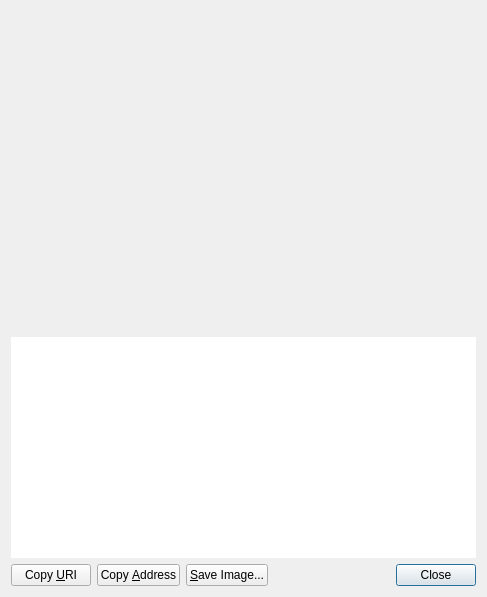
First picture: the form in src/qt/forms/receiverequestdialog.ui, repository LIMXTEC/BitSend, before the edit.
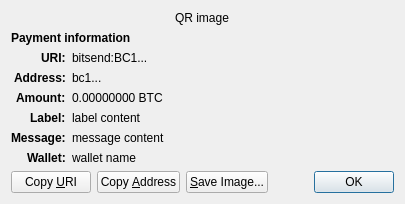
Second picture: the form after the edit. Custom widgets are drawn as their Qt base class.

```diff
--- a/src/qt/forms/receiverequestdialog.ui
+++ b/src/qt/forms/receiverequestdialog.ui
@@ -6,60 +6,158 @@
    <rect>
     <x>0</x>
     <y>0</y>
-    <width>487</width>
-    <height>597</height>
+    <width>413</width>
+    <height>229</height>
    </rect>
   </property>
-  <layout class="QVBoxLayout" name="verticalLayout_3">
-   <item>
-    <widget class="QRImageWidget" name="lblQRCode">
-     <property name="sizePolicy">
-      <sizepolicy hsizetype="Expanding" vsizetype="Fixed">
-       <horstretch>0</horstretch>
-       <verstretch>0</verstretch>
-      </sizepolicy>
+  <property name="windowTitle">
+   <string>Request payment to ...</string>
+  </property>
+  <layout class="QGridLayout" name="gridLayout" columnstretch="0,1">
+   <property name="sizeConstraint">
+    <enum>QLayout::SetFixedSize</enum>
+   </property>
+   <item row="0" column="0" colspan="2" alignment="Qt::AlignHCenter">
+    <widget class="QRImageWidget" name="qr_code">
+     <property name="text">
+      <string notr="true">QR image</string>
      </property>
-     <property name="minimumSize">
-      <size>
-       <width>300</width>
-       <height>320</height>
-      </size>
+     <property name="textInteractionFlags">
+      <set>Qt::NoTextInteraction</set>
      </property>
-     <property name="toolTip">
-      <string>QR Code</string>
+    </widget>
+   </item>
+   <item row="1" column="0" colspan="2">
+    <widget class="QLabel" name="payment_header">
+     <property name="font">
+      <font>
+       <weight>75</weight>
+       <bold>true</bold>
+      </font>
      </property>
+     <property name="text">
+      <string>Payment information</string>
+     </property>
+     <property name="textInteractionFlags">
+      <set>Qt::NoTextInteraction</set>
+     </property>
+    </widget>
+   </item>
+   <item row="2" column="0" alignment="Qt::AlignRight|Qt::AlignTop">
+    <widget class="QLabel" name="uri_tag">
+     <property name="font">
+      <font>
+       <weight>75</weight>
+       <bold>true</bold>
+      </font>
+     </property>
+     <property name="text">
+      <string notr="true">URI:</string>
+     </property>
      <property name="textFormat">
       <enum>Qt::PlainText</enum>
      </property>
-     <property name="alignment">
-      <set>Qt::AlignCenter</set>
+     <property name="textInteractionFlags">
+      <set>Qt::NoTextInteraction</set>
      </property>
+    </widget>
+   </item>
+   <item row="2" column="1" alignment="Qt::AlignTop">
+    <widget class="QLabel" name="uri_content">
+     <property name="text">
+      <string notr="true">bitsend:BC1...</string>
+     </property>
+     <property name="textFormat">
+      <enum>Qt::RichText</enum>
+     </property>
      <property name="wordWrap">
       <bool>true</bool>
      </property>
     </widget>
    </item>
-   <item>
-    <widget class="QTextEdit" name="outUri">
-     <property name="sizePolicy">
-      <sizepolicy hsizetype="Expanding" vsizetype="Expanding">
-       <horstretch>0</horstretch>
-       <verstretch>0</verstretch>
-      </sizepolicy>
+   <item row="3" column="0" alignment="Qt::AlignRight|Qt::AlignTop">
+    <widget class="QLabel" name="address_tag">
+     <property name="font">
+      <font>
+       <weight>75</weight>
+       <bold>true</bold>
+      </font>
      </property>
-     <property name="minimumSize">
-      <size>
-       <width>0</width>
-       <height>50</height>
-      </size>
+     <property name="text">
+      <string>Address:</string>
      </property>
-     <property name="frameShape">
-      <enum>QFrame::NoFrame</enum>
+     <property name="textInteractionFlags">
+      <set>Qt::NoTextInteraction</set>
      </property>
-     <property name="frameShadow">
-      <enum>QFrame::Plain</enum>
+    </widget>
+   </item>
+   <item row="3" column="1" alignment="Qt::AlignTop">
+    <widget class="QLabel" name="address_content">
+     <property name="text">
+      <string notr="true">bc1...</string>
      </property>
-     <property name="tabChangesFocus">
+     <property name="textFormat">
+      <enum>Qt::PlainText</enum>
+     </property>
+     <property name="textInteractionFlags">
+      <set>Qt::TextSelectableByMouse</set>
+     </property>
+    </widget>
+   </item>
+   <item row="4" column="0" alignment="Qt::AlignRight|Qt::AlignTop">
+    <widget class="QLabel" name="amount_tag">
+     <property name="font">
+      <font>
+       <weight>75</weight>
+       <bold>true</bold>
+      </font>
+     </property>
+     <property name="text">
+      <string>Amount:</string>
+     </property>
+     <property name="textInteractionFlags">
+      <set>Qt::NoTextInteraction</set>
+     </property>
+    </widget>
+   </item>
+   <item row="4" column="1" alignment="Qt::AlignTop">
+    <widget class="QLabel" name="amount_content">
+     <property name="text">
+      <string notr="true">0.00000000 BTC</string>
+     </property>
+     <property name="textFormat">
+      <enum>Qt::PlainText</enum>
+     </property>
+     <property name="textInteractionFlags">
+      <set>Qt::TextSelectableByMouse</set>
+     </property>
+    </widget>
+   </item>
+   <item row="5" column="0" alignment="Qt::AlignRight|Qt::AlignTop">
+    <widget class="QLabel" name="label_tag">
+     <property name="font">
+      <font>
+       <weight>75</weight>
+       <bold>true</bold>
+      </font>
+     </property>
+     <property name="text">
+      <string>Label:</string>
+     </property>
+     <property name="textInteractionFlags">
+      <set>Qt::NoTextInteraction</set>
+     </property>
+    </widget>
+   </item>
+   <item row="5" column="1" alignment="Qt::AlignTop">
+    <widget class="QLabel" name="label_content">
+     <property name="text">
+      <string notr="true">label content</string>
+     </property>
+     <property name="textFormat">
+      <enum>Qt::PlainText</enum>
+     </property>
+     <property name="wordWrap">
       <bool>true</bool>
      </property>
      <property name="textInteractionFlags">
@@ -67,7 +165,71 @@
      </property>
     </widget>
    </item>
-   <item>
+   <item row="6" column="0" alignment="Qt::AlignRight|Qt::AlignTop">
+    <widget class="QLabel" name="message_tag">
+     <property name="font">
+      <font>
+       <weight>75</weight>
+       <bold>true</bold>
+      </font>
+     </property>
+     <property name="text">
+      <string>Message:</string>
+     </property>
+     <property name="textInteractionFlags">
+      <set>Qt::NoTextInteraction</set>
+     </property>
+    </widget>
+   </item>
+   <item row="6" column="1" alignment="Qt::AlignTop">
+    <widget class="QLabel" name="message_content">
+     <property name="text">
+      <string notr="true">message content</string>
+     </property>
+     <property name="textFormat">
+      <enum>Qt::PlainText</enum>
+     </property>
+     <property name="wordWrap">
+      <bool>true</bool>
+     </property>
+     <property name="textInteractionFlags">
+      <set>Qt::TextSelectableByMouse</set>
+     </property>
+    </widget>
+   </item>
+   <item row="7" column="0" alignment="Qt::AlignRight|Qt::AlignTop">
+    <widget class="QLabel" name="wallet_tag">
+     <property name="font">
+      <font>
+       <weight>75</weight>
+       <bold>true</bold>
+      </font>
+     </property>
+     <property name="text">
+      <string>Wallet:</string>
+     </property>
+     <property name="textInteractionFlags">
+      <set>Qt::NoTextInteraction</set>
+     </property>
+    </widget>
+   </item>
+   <item row="7" column="1" alignment="Qt::AlignTop">
+    <widget class="QLabel" name="wallet_content">
+     <property name="text">
+      <string notr="true">wallet name</string>
+     </property>
+     <property name="textFormat">
+      <enum>Qt::PlainText</enum>
+     </property>
+     <property name="wordWrap">
+      <bool>true</bool>
+     </property>
+     <property name="textInteractionFlags">
+      <set>Qt::TextSelectableByMouse</set>
+     </property>
+    </widget>
+   </item>
+   <item row="8" column="0" colspan="2">
     <layout class="QHBoxLayout" name="horizontalLayout">
      <item>
       <widget class="QPushButton" name="btnCopyURI">
@@ -115,7 +277,7 @@
      <item>
       <widget class="QDialogButtonBox" name="buttonBox">
        <property name="standardButtons">
-        <set>QDialogButtonBox::Close</set>
+        <set>QDialogButtonBox::Ok</set>
        </property>
       </widget>
      </item>
```
Left out of the diff: 40 changed lines with no effect on the pictures.
